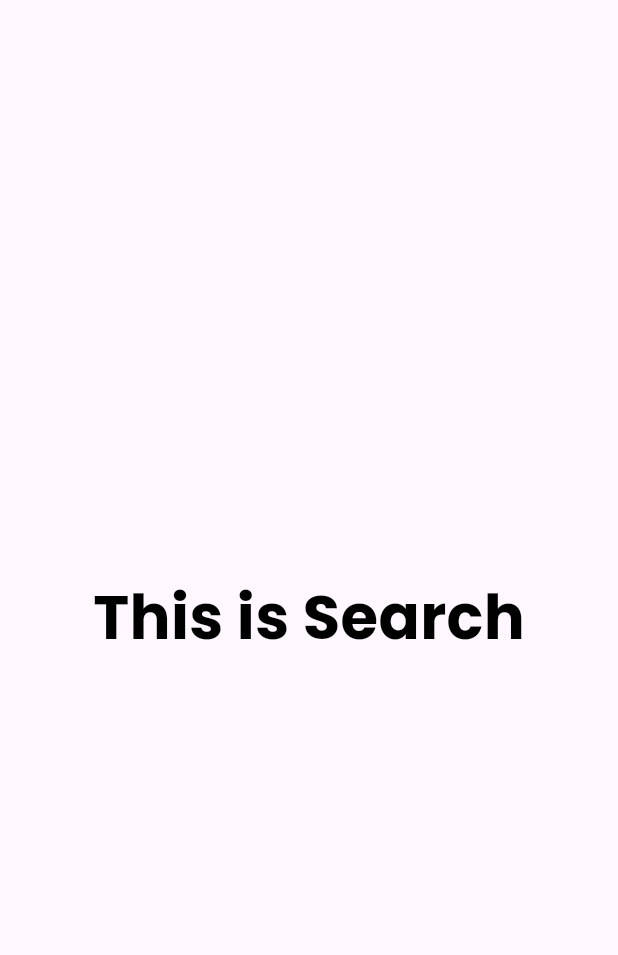
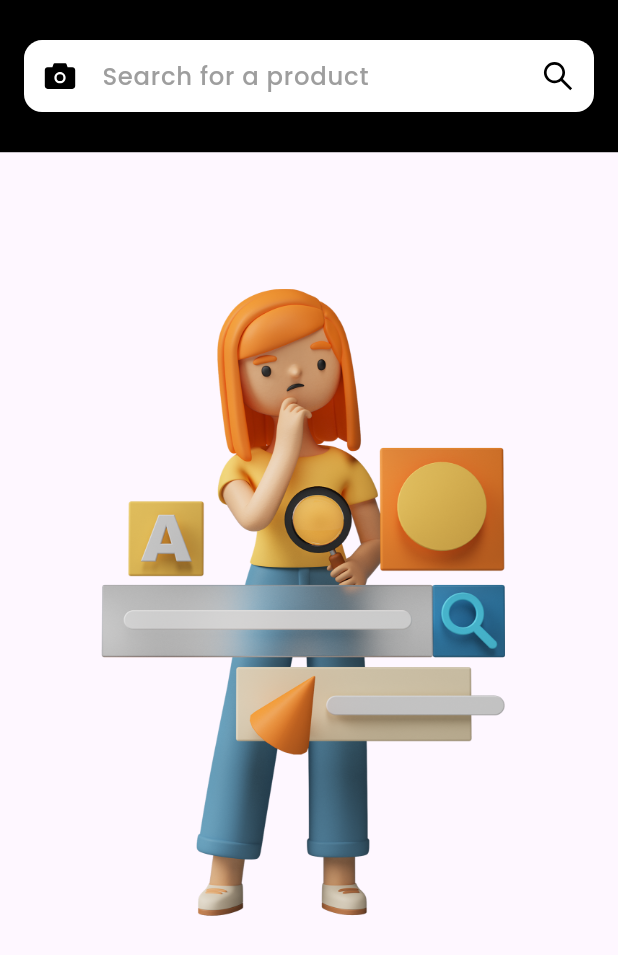
Before and after one commit to Kucyko/game_shop, a Flutter app: the SearchPage screen opened directly, on a phone screen of 412 x 824 dp. Shown: the top 955 px of the screen. Run offline on Flutter 3.47's test engine with Material 3 defaults, Android fonts, the light colour scheme and no system bars; our stand-ins replace cached_network_image, flutter_rating_bar, flutter_screenutil, flutter_slidable, flutter_svg, flutter_vector_icons and 3 more; accounts and stored records are empty; network calls fail.

Commit message:
feat:add search page in development

```diff
--- a/lib/models/sneaker_model.dart
+++ b/lib/models/sneaker_model.dart
@@ -47,27 +47,3 @@ class Sneakers {
         "description": description,
     };
 }
-
-class Size {
-    final String size;
-    final bool isSelected;
-    final String id;
-
-    Size({
-        required this.size,
-        required this.isSelected,
-        required this.id,
-    });
-
-    factory Size.fromJson(Map<String, dynamic> json) => Size(
-        size: json["size"],
-        isSelected: json["isSelected"],
-        id: json["_id"],
-    );
-
-    Map<String, dynamic> toJson() => {
-        "size": size,
-        "isSelected": isSelected,
-        "_id": id,
-    };
-}
--- /dev/null
+++ b/lib/views/shared/custom_field.dart
@@ -0,0 +1,71 @@
+import 'package:flutter/material.dart';
+import 'package:online_shop/views/shared/appstyle.dart';
+
+class CustomField extends StatelessWidget {
+  const CustomField({
+    Key? key,
+    required this.hintText,
+    required this.controller,
+    this.validator,
+    this.keyboard,
+    this.suffixIcon,
+    this.obscureText, this.onEditingComplete, this.prefixIcon,
+  }) : super(key: key);
+
+  final TextEditingController controller;
+  final String hintText;
+  final TextInputType? keyboard;
+  final String? Function(String?)? validator;
+  final Widget? suffixIcon;
+  final Widget? prefixIcon;
+  final void Function()? onEditingComplete;
+  final bool? obscureText;
+
+  @override
+  Widget build(BuildContext context) {
+    return Container(
+      decoration: const BoxDecoration(
+      color: Colors.white,
+        borderRadius: BorderRadius.all(Radius.circular(12))
+      ),
+      child: TextField(
+          keyboardType: keyboard,
+          obscureText: obscureText ?? false,
+          onEditingComplete: onEditingComplete,
+          decoration: InputDecoration(
+              hintText: hintText,
+              suffixIcon: suffixIcon,
+              prefixIcon: prefixIcon,
+              suffixIconColor: Colors.black,
+              hintStyle: appstyle(16, Colors.grey, FontWeight.w500),
+              contentPadding: EdgeInsets.zero,
+              errorBorder: const OutlineInputBorder(
+                borderRadius: BorderRadius.zero,
+                borderSide: BorderSide(color: Colors.transparent, width: 0.5),
+              ),
+              focusedBorder: const OutlineInputBorder(
+                borderRadius: BorderRadius.zero,
+                borderSide: BorderSide(color: Colors.transparent, width: 0),
+              ),
+              focusedErrorBorder: const OutlineInputBorder(
+                borderRadius: BorderRadius.zero,
+                borderSide: BorderSide(color: Colors.transparent, width: 0.5),
+              ),
+              disabledBorder: const OutlineInputBorder(
+                borderRadius: BorderRadius.zero,
+                borderSide: BorderSide(color: Colors.transparent, width: 0),
+              ),
+              enabledBorder: const OutlineInputBorder(
+                borderRadius: BorderRadius.zero,
+                borderSide: BorderSide(color: Colors.transparent, width: 0),
+              ),
+              border: InputBorder.none),
+          controller: controller,
+          cursorHeight: 20,
+          cursorRadius: const Radius.circular(30),
+          cursorColor: Colors.black,
+          style: appstyle(14, Colors.black, FontWeight.w500),
+          onSubmitted: validator),
+    );
+  }
+}
--- a/lib/views/ui/searchpage.dart
+++ b/lib/views/ui/searchpage.dart
@@ -1,7 +1,17 @@
 
 
+import 'package:cached_network_image/cached_network_image.dart';
 import 'package:flutter/material.dart';
+import 'package:flutter_vector_icons/flutter_vector_icons.dart';
+import 'package:online_shop/controllers/product_provider.dart';
+import 'package:online_shop/models/sneaker_model.dart';
+import 'package:online_shop/services/helper.dart';
 import 'package:online_shop/views/shared/appstyle.dart';
+import 'package:flutter_screenutil/flutter_screenutil.dart';
+import 'package:online_shop/views/shared/custom_field.dart';
+import 'package:online_shop/views/shared/reusable_text.dart';
+import 'package:online_shop/views/ui/product_page.dart';
+import 'package:provider/provider.dart';
 
 class SearchPage extends StatefulWidget {
   const SearchPage({super.key});
@@ -13,10 +23,123 @@ class SearchPage extends StatefulWidget {
 class _SearchPageState extends State<SearchPage> {
   @override
   Widget build(BuildContext context) {
+    TextEditingController search = TextEditingController();
+
+    var productProvider = Provider.of<ProductNotifier>(context);
     return Scaffold(
-      body: Center(
-        child: Text("This is Search", style: appstyle(40, Colors.black, FontWeight.bold),),
+      appBar: AppBar(
+        automaticallyImplyLeading: false,
+        toolbarHeight: 100.h,
+        backgroundColor: Colors.black,
+        elevation: 0,
+        title: CustomField(
+          hintText: 'Search for a product',
+          controller: search,
+          onEditingComplete: () {
+            setState(() {
+
+            });
+          },
+          prefixIcon: GestureDetector(
+            onTap: (){},
+            child: Icon(AntDesign.camera, color: Colors.black),
+          ),
+          suffixIcon: GestureDetector(
+            onTap: (){
+              setState(() {
+
+              });
+            },
+            child: Icon(AntDesign.search1, color: Colors.black),
+          ),
+        ),
       ),
-    );
+      body: search.text.isEmpty
+          ? Container(
+              height: 600,
+              padding: EdgeInsets.all(20.h),
+              margin: EdgeInsets.only(right: 50.w),
+              child: Image.asset('assets/images/Pose23.png'),
+      )
+          : FutureBuilder<List<Sneakers>>(
+          future: Helper().search(search.text),
+          builder: (context, snapshot) {
+            if (snapshot.connectionState == ConnectionState.waiting){
+              return const Center(
+                child: CircularProgressIndicator.adaptive(),
+              );
+            }else if (snapshot.hasError){
+              return Center(
+                child: ReusableText(text: 'Error retriving the data',
+                style: appstyle(20, Colors.black, FontWeight.bold)),
+              );
+            }else if (snapshot.data!.isEmpty) {
+              return Center(
+                child: ReusableText(text: 'Product not found',
+                    style: appstyle(20, Colors.black, FontWeight.bold)),
+              );
+            }else {
+              final shoes = snapshot.data;
+              return ListView.builder(
+                itemCount: shoes!.length,
+                itemBuilder: ((context, index){
+                  final shoe = shoes[index];
+                  return GestureDetector(
+                    onTap: () {
+
+                      Navigator.push(context,
+                          MaterialPageRoute(
+                              builder: (context)=>
+                                  ProductPage(sneakers: shoe)));
+                    },
+                    child: Padding(padding: EdgeInsets.all(8.h),
+                    child: ClipRRect(
+                      borderRadius: const BorderRadius.all(Radius.circular(12)),
+                      child: Container(
+                        height: 100.h,
+                        width: 325,
+                        decoration: BoxDecoration(
+                          color: Colors.grey.shade100,
+                          boxShadow: [
+                            BoxShadow(
+                              color: Colors.grey.shade500,
+                              spreadRadius: 5,
+                              blurRadius: 0.3,
+                              offset: const Offset(0, 1)
+                          )
+                          ]
+                  ),
+                  child: Row(
+                    mainAxisAlignment: MainAxisAlignment.spaceBetween,
+                    children: [
+                      Padding(padding: EdgeInsets.all(12.h),
+                      child: CachedNetworkImage(
+                        imageUrl: shoe.imageUrl[0],
+                        width: 70.w,
+                        height: 70.h,
+                        fit: BoxFit.cover
+                  )
+                  ),
+                      Padding(padding: EdgeInsets.only(top: 12, left: 20.w),
+                      child: Column(
+                        crossAxisAlignment: CrossAxisAlignment.start,
+                      )
+                      )
+
+                  ]
+                          ),
+                  )
+
+                  )
+                  ));
+
+              })
+              );
+            }
+          }
+
+      )
+      );
+
   }
 }
```
Also changed, not shown: lib/services/helper.dart (+9 -32 lines), lib/views/shared/custom_textfield.dart (added, +67 -0 lines), lib/views/shared/failed.dart (added, +49 -0 lines), lib/views/shared/reusable_text.dart (added, +20 -0 lines), lib/views/shared/successful.dart (added, +46 -0 lines), lib/views/shared/tiles_widget.dart (added, +38 -0 lines), 2 other files.
